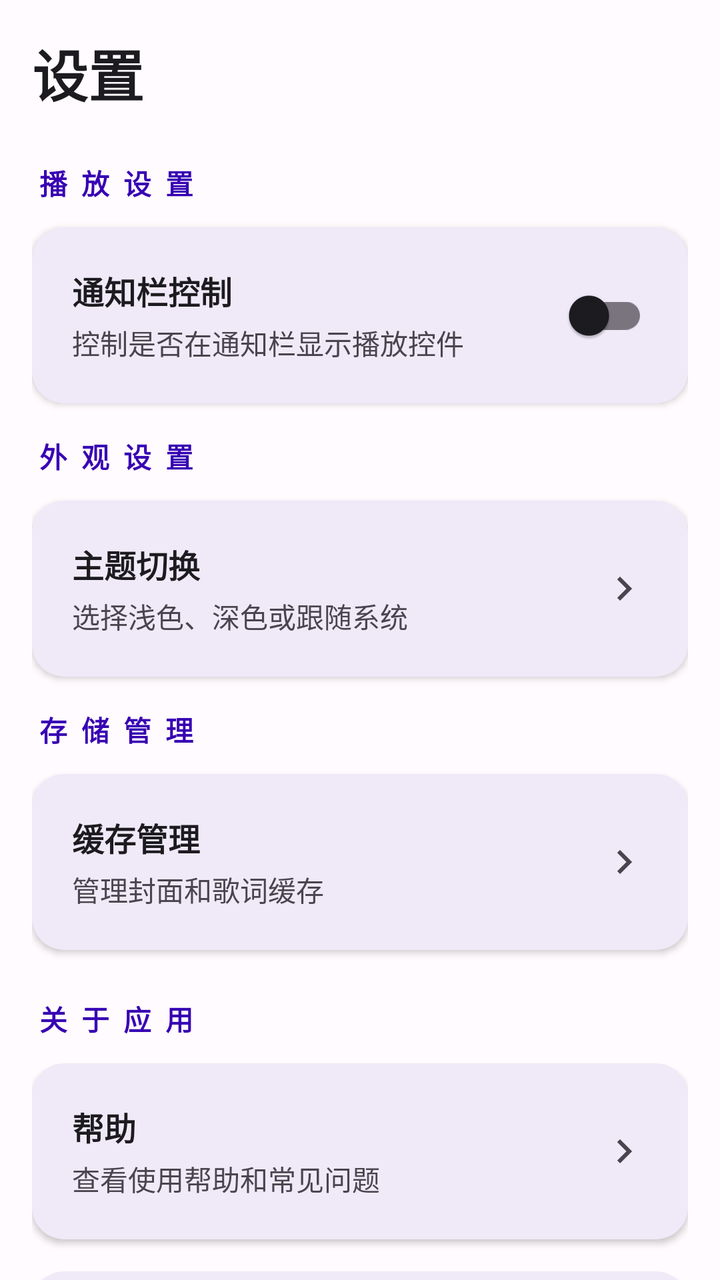
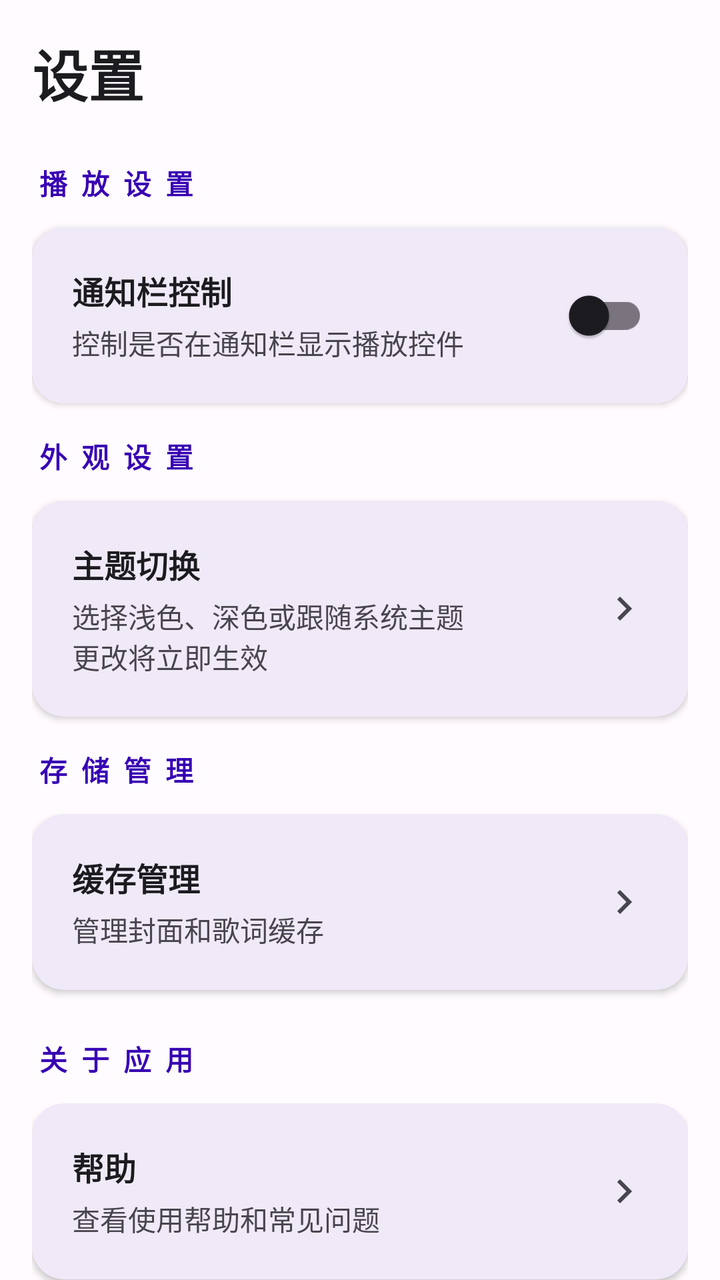

An Android layout rendered at two revisions. The XML below is the earlier revision; the diff shows what the commit changed to produce the second picture.
<!-- AndroidManifest.xml: application theme Theme.HpuMusicPlayer -->
<!-- res/layout/fragment_settings.xml -->
<?xml version="1.0" encoding="utf-8"?>
<androidx.coordinatorlayout.widget.CoordinatorLayout xmlns:android="http://schemas.android.com/apk/res/android"
    xmlns:app="http://schemas.android.com/apk/res-auto"
    android:layout_width="match_parent"
    android:layout_height="match_parent"
    android:background="?android:attr/colorBackground">

    <androidx.core.widget.NestedScrollView
        android:layout_width="match_parent"
        android:layout_height="match_parent">

        <LinearLayout
            android:layout_width="match_parent"
            android:layout_height="wrap_content"
            android:orientation="vertical"
            android:padding="16dp">

            
            <TextView
                android:layout_width="match_parent"
                android:layout_height="wrap_content"
                android:layout_marginBottom="24dp"
                android:text="设置"
                android:textColor="?attr/colorOnBackground"
                android:textSize="28sp"
                android:textStyle="bold" />

            
            <TextView
                android:layout_width="match_parent"
                android:layout_height="wrap_content"
                android:layout_marginBottom="12dp"
                android:text="播放设置"
                android:textColor="?attr/colorPrimary"
                android:textSize="14sp"
                android:textStyle="bold"
                android:letterSpacing="0.5" />

            
            <com.google.android.material.card.MaterialCardView
                android:layout_width="match_parent"
                android:layout_height="wrap_content"
                android:layout_marginBottom="16dp"
                app:cardBackgroundColor="?attr/colorSurface"
                app:cardCornerRadius="16dp"
                app:cardElevation="2dp"
                app:strokeWidth="0dp">

                <LinearLayout
                    android:layout_width="match_parent"
                    android:layout_height="wrap_content"
                    android:orientation="horizontal"
                    android:padding="20dp"
                    android:gravity="center_vertical">

                    <LinearLayout
                        android:layout_width="0dp"
                        android:layout_height="wrap_content"
                        android:layout_weight="1"
                        android:orientation="vertical">

                        <TextView
                            android:layout_width="match_parent"
                            android:layout_height="wrap_content"
                            android:text="@string/notification_control"
                            android:textColor="?attr/colorOnSurface"
                            android:textSize="16sp"
                            android:textStyle="bold" />

                        <TextView
                            android:layout_width="match_parent"
                            android:layout_height="wrap_content"
                            android:layout_marginTop="4dp"
                            android:text="控制是否在通知栏显示播放控件"
                            android:textColor="?attr/colorOnSurfaceVariant"
                            android:textSize="14sp" />

                    </LinearLayout>

                    <com.google.android.material.switchmaterial.SwitchMaterial
                        android:id="@+id/switchNotificationControl"
                        android:layout_width="wrap_content"
                        android:layout_height="wrap_content"
                        android:layout_marginStart="16dp" />

                </LinearLayout>

            </com.google.android.material.card.MaterialCardView>

            
            <TextView
                android:layout_width="match_parent"
                android:layout_height="wrap_content"
                android:layout_marginBottom="12dp"
                android:text="外观设置"
                android:textColor="?attr/colorPrimary"
                android:textSize="14sp"
                android:textStyle="bold"
                android:letterSpacing="0.5" />

            
            <com.google.android.material.card.MaterialCardView
                android:layout_width="match_parent"
                android:layout_height="wrap_content"
                android:layout_marginBottom="16dp"
                app:cardBackgroundColor="?attr/colorSurface"
                app:cardCornerRadius="16dp"
                app:cardElevation="2dp"
                app:strokeWidth="0dp">

                <LinearLayout
                    android:layout_width="match_parent"
                    android:layout_height="wrap_content"
                    android:orientation="horizontal"
                    android:padding="20dp"
                    android:gravity="center_vertical"
                    android:background="?attr/selectableItemBackground"
                    android:clickable="true"
                    android:focusable="true">

                    <LinearLayout
                        android:layout_width="0dp"
                        android:layout_height="wrap_content"
                        android:layout_weight="1"
                        android:orientation="vertical">

                        <TextView
                            android:id="@+id/tvThemeSwitch"
                            android:layout_width="match_parent"
                            android:layout_height="wrap_content"
                            android:text="@string/theme_switch"
                            android:textColor="?attr/colorOnSurface"
                            android:textSize="16sp"
                            android:textStyle="bold" />

                        <TextView
                            android:layout_width="match_parent"
                            android:layout_height="wrap_content"
                            android:layout_marginTop="4dp"
                            android:text="选择浅色、深色或跟随系统"
                            android:textColor="?attr/colorOnSurfaceVariant"
                            android:textSize="14sp" />

                    </LinearLayout>

                    <ImageView
                        android:layout_width="24dp"
                        android:layout_height="24dp"
                        android:layout_marginStart="16dp"
                        android:src="@drawable/ic_chevron_right"
                        android:tint="?attr/colorOnSurfaceVariant" />

                </LinearLayout>

            </com.google.android.material.card.MaterialCardView>

            
            <TextView
                android:layout_width="match_parent"
                android:layout_height="wrap_content"
                android:layout_marginBottom="12dp"
                android:text="存储管理"
                android:textColor="?attr/colorPrimary"
                android:textSize="14sp"
                android:textStyle="bold"
                android:letterSpacing="0.5" />

            
            <com.google.android.material.card.MaterialCardView
                android:layout_width="match_parent"
                android:layout_height="wrap_content"
                android:layout_marginBottom="16dp"
                app:cardBackgroundColor="?attr/colorSurface"
                app:cardCornerRadius="16dp"
                app:cardElevation="2dp"
                app:strokeWidth="0dp">

                <LinearLayout
                    android:layout_width="match_parent"
                    android:layout_height="wrap_content"
                    android:orientation="horizontal"
                    android:padding="20dp"
                    android:gravity="center_vertical"
                    android:background="?attr/selectableItemBackground"
                    android:clickable="true"
                    android:focusable="true">

                    <LinearLayout
                        android:layout_width="0dp"
                        android:layout_height="wrap_content"
                        android:layout_weight="1"
                        android:orientation="vertical">

                        <TextView
                            android:id="@+id/tvCacheManagement"
                            android:layout_width="match_parent"
                            android:layout_height="wrap_content"
                            android:text="@string/cache_management"
                            android:textColor="?attr/colorOnSurface"
                            android:textSize="16sp"
                            android:textStyle="bold" />

                        <TextView
                            android:layout_width="match_parent"
                            android:layout_height="wrap_content"
                            android:layout_marginTop="4dp"
                            android:text="管理封面和歌词缓存"
                            android:textColor="?attr/colorOnSurfaceVariant"
                            android:textSize="14sp" />

                    </LinearLayout>

                    <ImageView
                        android:layout_width="24dp"
                        android:layout_height="24dp"
                        android:layout_marginStart="16dp"
                        android:src="@drawable/ic_chevron_right"
                        android:tint="?attr/colorOnSurfaceVariant" />

                </LinearLayout>

            </com.google.android.material.card.MaterialCardView>

            
            <TextView
                android:layout_width="match_parent"
                android:layout_height="wrap_content"
                android:layout_marginBottom="12dp"
                android:layout_marginTop="8dp"
                android:text="关于应用"
                android:textColor="?attr/colorPrimary"
                android:textSize="14sp"
                android:textStyle="bold"
                android:letterSpacing="0.5" />

            
            <com.google.android.material.card.MaterialCardView
                android:layout_width="match_parent"
                android:layout_height="wrap_content"
                android:layout_marginBottom="16dp"
                app:cardBackgroundColor="?attr/colorSurface"
                app:cardCornerRadius="16dp"
                app:cardElevation="2dp"
                app:strokeWidth="0dp">

                <LinearLayout
                    android:layout_width="match_parent"
                    android:layout_height="wrap_content"
                    android:orientation="horizontal"
                    android:padding="20dp"
                    android:gravity="center_vertical"
                    android:background="?attr/selectableItemBackground"
                    android:clickable="true"
                    android:focusable="true">

                    <LinearLayout
                        android:layout_width="0dp"
                        android:layout_height="wrap_content"
                        android:layout_weight="1"
                        android:orientation="vertical">

                        <TextView
                            android:id="@+id/tvHelp"
                            android:layout_width="match_parent"
                            android:layout_height="wrap_content"
                            android:text="@string/help"
                            android:textColor="?attr/colorOnSurface"
                            android:textSize="16sp"
                            android:textStyle="bold" />

                        <TextView
                            android:layout_width="match_parent"
                            android:layout_height="wrap_content"
                            android:layout_marginTop="4dp"
                            android:text="查看使用帮助和常见问题"
                            android:textColor="?attr/colorOnSurfaceVariant"
                            android:textSize="14sp" />

                    </LinearLayout>

                    <ImageView
                        android:layout_width="24dp"
                        android:layout_height="24dp"
                        android:layout_marginStart="16dp"
                        android:src="@drawable/ic_chevron_right"
                        android:tint="?attr/colorOnSurfaceVariant" />

                </LinearLayout>

            </com.google.android.material.card.MaterialCardView>

            
            <com.google.android.material.card.MaterialCardView
                android:layout_width="match_parent"
                android:layout_height="wrap_content"
                android:layout_marginBottom="16dp"
                app:cardBackgroundColor="?attr/colorSurface"
                app:cardCornerRadius="16dp"
                app:cardElevation="2dp"
                app:strokeWidth="0dp">

                <LinearLayout
                    android:layout_width="match_parent"
                    android:layout_height="wrap_content"
                    android:orientation="horizontal"
                    android:padding="20dp"
                    android:gravity="center_vertical"
                    android:background="?attr/selectableItemBackground"
                    android:clickable="true"
                    android:focusable="true">

                    <LinearLayout
                        android:layout_width="0dp"
                        android:layout_height="wrap_content"
                        android:layout_weight="1"
                        android:orientation="vertical">

                        <TextView
                            android:id="@+id/tvAbout"
                            android:layout_width="match_parent"
                            android:layout_height="wrap_content"
                            android:text="@string/about"
                            android:textColor="?attr/colorOnSurface"
                            android:textSize="16sp"
                            android:textStyle="bold" />

                        <TextView
                            android:layout_width="match_parent"
                            android:layout_height="wrap_content"
                            android:layout_marginTop="4dp"
                            android:text="应用信息和版本详情"
                            android:textColor="?attr/colorOnSurfaceVariant"
                            android:textSize="14sp" />

                    </LinearLayout>

                    <ImageView
                        android:layout_width="24dp"
                        android:layout_height="24dp"
                        android:layout_marginStart="16dp"
                        android:src="@drawable/ic_chevron_right"
                        android:tint="?attr/colorOnSurfaceVariant" />

                </LinearLayout>

            </com.google.android.material.card.MaterialCardView>

            
            <TextView
                android:layout_width="match_parent"
                android:layout_height="wrap_content"
                android:layout_marginBottom="12dp"
                android:layout_marginTop="8dp"
                android:text="危险操作"
                android:textColor="@color/accent_red"
                android:textSize="14sp"
                android:textStyle="bold"
                android:letterSpacing="0.5" />

            
            <com.google.android.material.card.MaterialCardView
                android:layout_width="match_parent"
                android:layout_height="wrap_content"
                app:cardBackgroundColor="?attr/colorSurface"
                app:cardCornerRadius="16dp"
                app:cardElevation="2dp"
                app:strokeWidth="0dp">

                <LinearLayout
                    android:layout_width="match_parent"
                    android:layout_height="wrap_content"
                    android:orientation="horizontal"
                    android:padding="20dp"
                    android:gravity="center_vertical"
                    android:background="?attr/selectableItemBackground"
                    android:clickable="true"
                    android:focusable="true">

                    <LinearLayout
                        android:layout_width="0dp"
                        android:layout_height="wrap_content"
                        android:layout_weight="1"
                        android:orientation="vertical">

                        <TextView
                            android:id="@+id/tvResetLibrary"
                            android:layout_width="match_parent"
                            android:layout_height="wrap_content"
                            android:text="@string/reset_library"
                            android:textColor="@color/accent_red"
                            android:textSize="16sp"
                            android:textStyle="bold" />

                        <TextView
                            android:layout_width="match_parent"
                            android:layout_height="wrap_content"
                            android:layout_marginTop="4dp"
                            android:text="清空所有歌曲数据和播放历史"
                            android:textColor="?attr/colorOnSurfaceVariant"
                            android:textSize="14sp" />

                    </LinearLayout>

                    <ImageView
                        android:layout_width="24dp"
                        android:layout_height="24dp"
                        android:layout_marginStart="16dp"
                        android:src="@drawable/ic_chevron_right"
                        android:tint="@color/accent_red" />

                </LinearLayout>

            </com.google.android.material.card.MaterialCardView>

        </LinearLayout>

    </androidx.core.widget.NestedScrollView>

</androidx.coordinatorlayout.widget.CoordinatorLayout>
<!-- resources referenced by this layout -->
<resources>
  <style name="Theme.HpuMusicPlayer" parent="Theme.Material3.DayNight.NoActionBar">
          
          <item name="colorPrimary">@color/primary_purple</item>
          <item name="colorOnPrimary">@color/white</item>
          <item name="colorPrimaryContainer">@color/primary_container</item>
          <item name="colorOnPrimaryContainer">@color/on_primary_container</item>
  
          
          <item name="colorSecondary">@color/accent_blue</item>
          <item name="colorOnSecondary">@color/white</item>
          <item name="colorSecondaryContainer">@color/secondary_container</item>
          <item name="colorOnSecondaryContainer">@color/on_secondary_container</item>
  
          
          <item name="android:colorBackground">@color/background_light</item>
          <item name="colorOnBackground">@color/text_primary</item>
  
          
          <item name="colorSurface">@color/surface_primary</item>
          <item name="colorOnSurface">@color/on_surface</item>
          <item name="colorSurfaceVariant">@color/surface_variant</item>
          <item name="colorOnSurfaceVariant">@color/on_surface_variant</item>
  
          
          <item name="colorError">@color/error_red</item>
          <item name="colorOnError">@color/white</item>
          <item name="colorErrorContainer">@color/accent_red</item>
          <item name="colorOnErrorContainer">@color/white</item>
  
          
          <item name="colorOutline">@color/text_tertiary</item>
          <item name="colorOutlineVariant">@color/text_hint</item>
  
          
          <item name="android:statusBarColor">@color/background_light</item>
          <item name="android:navigationBarColor">@color/background_light</item>
          <item name="android:windowLightStatusBar">true</item>
  
          
          <item name="colorAccent">@color/accent_blue</item>
  
          
          <item name="android:textColorPrimary">@color/text_primary</item>
          <item name="android:textColorSecondary">@color/text_secondary</item>
  
          
          <item name="shapeAppearanceSmallComponent">@style/ShapeAppearance.HpuMusicPlayer.Small</item>
          <item name="shapeAppearanceMediumComponent">@style/ShapeAppearance.HpuMusicPlayer.Medium</item>
          <item name="shapeAppearanceLargeComponent">@style/ShapeAppearance.HpuMusicPlayer.Large</item>
  
          
          <item name="textAppearanceDisplayLarge">@style/TextAppearance.HpuMusicPlayer.DisplayLarge</item>
          <item name="textAppearanceDisplayMedium">@style/TextAppearance.HpuMusicPlayer.DisplayMedium</item>
          <item name="textAppearanceDisplaySmall">@style/TextAppearance.HpuMusicPlayer.DisplaySmall</item>
          <item name="textAppearanceHeadlineLarge">@style/TextAppearance.HpuMusicPlayer.HeadlineLarge</item>
          <item name="textAppearanceHeadlineMedium">@style/TextAppearance.HpuMusicPlayer.HeadlineMedium</item>
          <item name="textAppearanceHeadlineSmall">@style/TextAppearance.HpuMusicPlayer.HeadlineSmall</item>
          <item name="textAppearanceTitleLarge">@style/TextAppearance.HpuMusicPlayer.TitleLarge</item>
          <item name="textAppearanceTitleMedium">@style/TextAppearance.HpuMusicPlayer.TitleMedium</item>
          <item name="textAppearanceTitleSmall">@style/TextAppearance.HpuMusicPlayer.TitleSmall</item>
          <item name="textAppearanceBodyLarge">@style/TextAppearance.HpuMusicPlayer.BodyLarge</item>
          <item name="textAppearanceBodyMedium">@style/TextAppearance.HpuMusicPlayer.BodyMedium</item>
          <item name="textAppearanceBodySmall">@style/TextAppearance.HpuMusicPlayer.BodySmall</item>
          <item name="textAppearanceLabelLarge">@style/TextAppearance.HpuMusicPlayer.LabelLarge</item>
          <item name="textAppearanceLabelMedium">@style/TextAppearance.HpuMusicPlayer.LabelMedium</item>
          <item name="textAppearanceLabelSmall">@style/TextAppearance.HpuMusicPlayer.LabelSmall</item>
      </style>
  <color name="surface_variant">#FFE7E0EC</color>
  <color name="on_surface_variant">#FF49454F</color>
  <style name="TextAppearance.HpuMusicPlayer.DisplayLarge" parent="TextAppearance.Material3.DisplayLarge">
          <item name="android:textSize">57sp</item>
          <item name="android:textFontWeight">400</item>
      </style>
  <style name="TextAppearance.HpuMusicPlayer.DisplayMedium" parent="TextAppearance.Material3.DisplayMedium">
          <item name="android:textSize">45sp</item>
          <item name="android:textFontWeight">400</item>
      </style>
  <style name="TextAppearance.HpuMusicPlayer.DisplaySmall" parent="TextAppearance.Material3.DisplaySmall">
          <item name="android:textSize">36sp</item>
          <item name="android:textFontWeight">400</item>
      </style>
  <style name="TextAppearance.HpuMusicPlayer.HeadlineLarge" parent="TextAppearance.Material3.HeadlineLarge">
          <item name="android:textSize">32sp</item>
          <item name="android:textFontWeight">400</item>
      </style>
  <style name="TextAppearance.HpuMusicPlayer.HeadlineMedium" parent="TextAppearance.Material3.HeadlineMedium">
          <item name="android:textSize">28sp</item>
          <item name="android:textFontWeight">400</item>
      </style>
  <style name="TextAppearance.HpuMusicPlayer.HeadlineSmall" parent="TextAppearance.Material3.HeadlineSmall">
          <item name="android:textSize">24sp</item>
          <item name="android:textFontWeight">400</item>
      </style>
  <style name="TextAppearance.HpuMusicPlayer.TitleLarge" parent="TextAppearance.Material3.TitleLarge">
          <item name="android:textSize">22sp</item>
          <item name="android:textFontWeight">400</item>
      </style>
  <style name="TextAppearance.HpuMusicPlayer.TitleMedium" parent="TextAppearance.Material3.TitleMedium">
          <item name="android:textSize">16sp</item>
          <item name="android:textFontWeight">500</item>
      </style>
  <style name="TextAppearance.HpuMusicPlayer.TitleSmall" parent="TextAppearance.Material3.TitleSmall">
          <item name="android:textSize">14sp</item>
          <item name="android:textFontWeight">500</item>
      </style>
  <style name="TextAppearance.HpuMusicPlayer.BodyLarge" parent="TextAppearance.Material3.BodyLarge">
          <item name="android:textSize">16sp</item>
          <item name="android:textFontWeight">400</item>
      </style>
  <style name="TextAppearance.HpuMusicPlayer.BodyMedium" parent="TextAppearance.Material3.BodyMedium">
          <item name="android:textSize">14sp</item>
          <item name="android:textFontWeight">400</item>
      </style>
  <style name="TextAppearance.HpuMusicPlayer.BodySmall" parent="TextAppearance.Material3.BodySmall">
          <item name="android:textSize">12sp</item>
          <item name="android:textFontWeight">400</item>
      </style>
  <style name="TextAppearance.HpuMusicPlayer.LabelLarge" parent="TextAppearance.Material3.LabelLarge">
          <item name="android:textSize">14sp</item>
          <item name="android:textFontWeight">500</item>
      </style>
  <style name="TextAppearance.HpuMusicPlayer.LabelMedium" parent="TextAppearance.Material3.LabelMedium">
          <item name="android:textSize">12sp</item>
          <item name="android:textFontWeight">500</item>
      </style>
  <style name="TextAppearance.HpuMusicPlayer.LabelSmall" parent="TextAppearance.Material3.LabelSmall">
          <item name="android:textSize">11sp</item>
          <item name="android:textFontWeight">500</item>
      </style>
  <!-- unchanged entries left out for length: 26 -->
</resources>

<!-- the commit's change to res/layout/fragment_settings.xml (unified diff, before → after) -->
@@ -137,7 +137,7 @@
                             android:layout_width="match_parent"
                             android:layout_height="wrap_content"
                             android:layout_marginTop="4dp"
-                            android:text="选择浅色、深色或跟随系统"
+                            android:text="选择浅色、深色或跟随系统主题\n更改将立即生效"
                             android:textColor="?attr/colorOnSurfaceVariant"
                             android:textSize="14sp" />
 
<!-- resource entries referenced after the edit -->
@@ -8,7 +8,7 @@
           <item name="colorOnPrimaryContainer">@color/on_primary_container</item>
   
           
-          <item name="colorSecondary">@color/accent_blue</item>
+          <item name="colorSecondary">@color/accent_teal</item>
           <item name="colorOnSecondary">@color/white</item>
           <item name="colorSecondaryContainer">@color/secondary_container</item>
           <item name="colorOnSecondaryContainer">@color/on_secondary_container</item>
@@ -20,8 +20,8 @@
           
           <item name="colorSurface">@color/surface_primary</item>
           <item name="colorOnSurface">@color/on_surface</item>
-          <item name="colorSurfaceVariant">@color/surface_variant</item>
-          <item name="colorOnSurfaceVariant">@color/on_surface_variant</item>
+          <item name="colorSurfaceVariant">@color/nav_drawer_light</item>
+          <item name="colorOnSurfaceVariant">@color/text_secondary</item>
   
           
           <item name="colorError">@color/error_red</item>
@@ -37,6 +37,7 @@
           <item name="android:statusBarColor">@color/background_light</item>
           <item name="android:navigationBarColor">@color/background_light</item>
           <item name="android:windowLightStatusBar">true</item>
+  
   
           
           <item name="colorAccent">@color/accent_blue</item>
@@ -67,67 +68,67 @@
           <item name="textAppearanceLabelMedium">@style/TextAppearance.HpuMusicPlayer.LabelMedium</item>
           <item name="textAppearanceLabelSmall">@style/TextAppearance.HpuMusicPlayer.LabelSmall</item>
       </style>
-  <color name="surface_variant">#FFE7E0EC</color>
-  <color name="on_surface_variant">#FF49454F</color>
+  <color name="accent_teal">#FF009688</color>
+  <color name="nav_drawer_light">#FFF5F5F5</color>
   <style name="TextAppearance.HpuMusicPlayer.DisplayLarge" parent="TextAppearance.Material3.DisplayLarge">
           <item name="android:textSize">57sp</item>
-          <item name="android:textFontWeight">400</item>
+          <item name="android:textFontWeight" tools:targetApi="p">400</item>
       </style>
   <style name="TextAppearance.HpuMusicPlayer.DisplayMedium" parent="TextAppearance.Material3.DisplayMedium">
           <item name="android:textSize">45sp</item>
-          <item name="android:textFontWeight">400</item>
+          <item name="android:textFontWeight" tools:targetApi="p">400</item>
       </style>
   <style name="TextAppearance.HpuMusicPlayer.DisplaySmall" parent="TextAppearance.Material3.DisplaySmall">
           <item name="android:textSize">36sp</item>
-          <item name="android:textFontWeight">400</item>
+          <item name="android:textFontWeight" tools:targetApi="p">400</item>
       </style>
   <style name="TextAppearance.HpuMusicPlayer.HeadlineLarge" parent="TextAppearance.Material3.HeadlineLarge">
           <item name="android:textSize">32sp</item>
-          <item name="android:textFontWeight">400</item>
+          <item name="android:textFontWeight" tools:targetApi="p">400</item>
       </style>
   <style name="TextAppearance.HpuMusicPlayer.HeadlineMedium" parent="TextAppearance.Material3.HeadlineMedium">
           <item name="android:textSize">28sp</item>
-          <item name="android:textFontWeight">400</item>
+          <item name="android:textFontWeight" tools:targetApi="p">400</item>
       </style>
   <style name="TextAppearance.HpuMusicPlayer.HeadlineSmall" parent="TextAppearance.Material3.HeadlineSmall">
           <item name="android:textSize">24sp</item>
-          <item name="android:textFontWeight">400</item>
+          <item name="android:textFontWeight" tools:targetApi="p">400</item>
       </style>
   <style name="TextAppearance.HpuMusicPlayer.TitleLarge" parent="TextAppearance.Material3.TitleLarge">
           <item name="android:textSize">22sp</item>
-          <item name="android:textFontWeight">400</item>
+          <item name="android:textFontWeight" tools:targetApi="p">400</item>
       </style>
   <style name="TextAppearance.HpuMusicPlayer.TitleMedium" parent="TextAppearance.Material3.TitleMedium">
           <item name="android:textSize">16sp</item>
-          <item name="android:textFontWeight">500</item>
+          <item name="android:textFontWeight" tools:targetApi="p">400</item>
       </style>
   <style name="TextAppearance.HpuMusicPlayer.TitleSmall" parent="TextAppearance.Material3.TitleSmall">
           <item name="android:textSize">14sp</item>
-          <item name="android:textFontWeight">500</item>
+          <item name="android:textFontWeight" tools:targetApi="p">400</item>
       </style>
   <style name="TextAppearance.HpuMusicPlayer.BodyLarge" parent="TextAppearance.Material3.BodyLarge">
           <item name="android:textSize">16sp</item>
-          <item name="android:textFontWeight">400</item>
+          <item name="android:textFontWeight" tools:targetApi="p">400</item>
       </style>
   <style name="TextAppearance.HpuMusicPlayer.BodyMedium" parent="TextAppearance.Material3.BodyMedium">
           <item name="android:textSize">14sp</item>
-          <item name="android:textFontWeight">400</item>
+          <item name="android:textFontWeight" tools:targetApi="p">400</item>
       </style>
   <style name="TextAppearance.HpuMusicPlayer.BodySmall" parent="TextAppearance.Material3.BodySmall">
           <item name="android:textSize">12sp</item>
-          <item name="android:textFontWeight">400</item>
+          <item name="android:textFontWeight" tools:targetApi="p">400</item>
       </style>
   <style name="TextAppearance.HpuMusicPlayer.LabelLarge" parent="TextAppearance.Material3.LabelLarge">
           <item name="android:textSize">14sp</item>
-          <item name="android:textFontWeight">500</item>
+          <item name="android:textFontWeight" tools:targetApi="p">500</item>
       </style>
   <style name="TextAppearance.HpuMusicPlayer.LabelMedium" parent="TextAppearance.Material3.LabelMedium">
           <item name="android:textSize">12sp</item>
-          <item name="android:textFontWeight">500</item>
+          <item name="android:textFontWeight" tools:targetApi="p">500</item>
       </style>
   <style name="TextAppearance.HpuMusicPlayer.LabelSmall" parent="TextAppearance.Material3.LabelSmall">
           <item name="android:textSize">11sp</item>
-          <item name="android:textFontWeight">500</item>
+          <item name="android:textFontWeight" tools:targetApi="p">500</item>
       </style>
   <!-- unchanged entries left out for length: 26 -->
 </resources>
